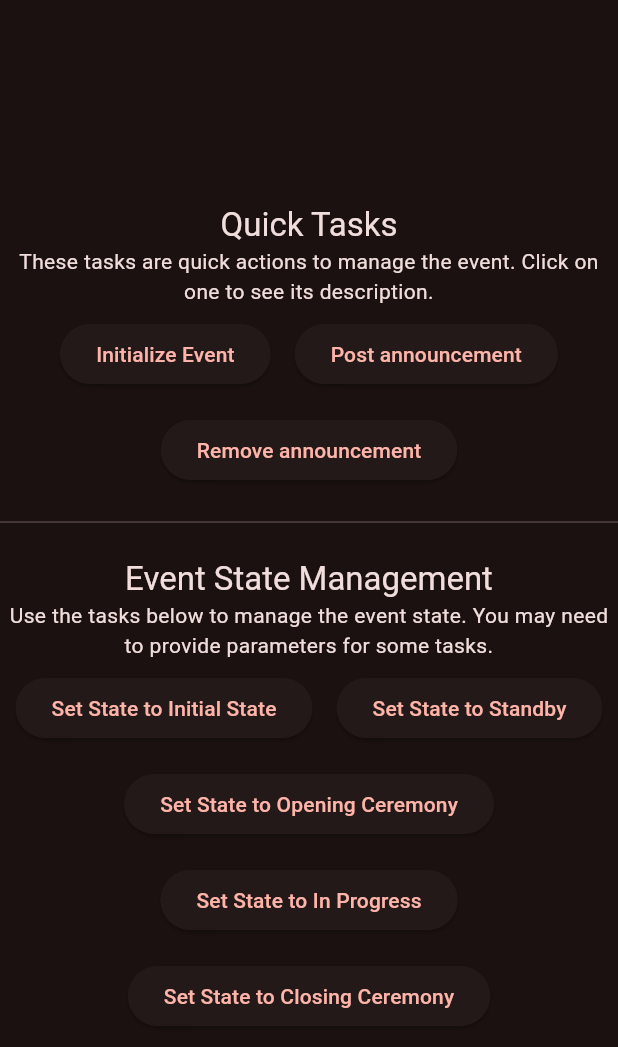
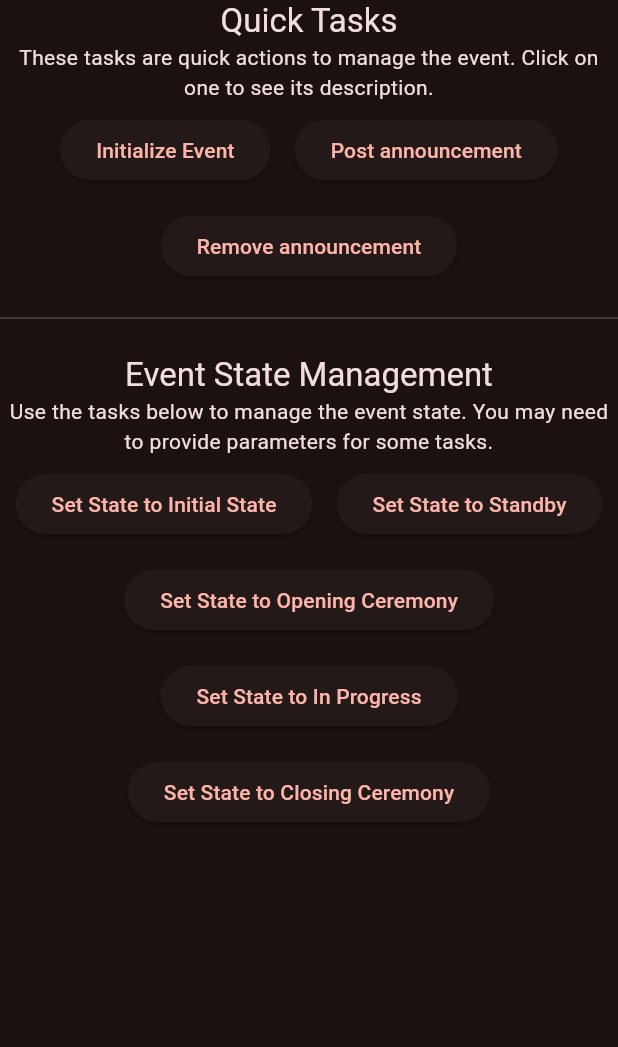
Before and after one commit to HackNCState/hackncsu-today, a Flutter app: the TasksPage widget shown alone on an empty page, opened directly, on a phone screen of 412 x 824 dp. Shown: the top 1047 px of the screen. Run offline on Flutter 3.47's test engine with Material 3 defaults, Android fonts, the light colour scheme and no system bars; our stand-ins replace after_layout, animated_background, cloud_firestore, cloud_functions, firebase_auth, firebase_core and 7 more; missing offline and left inert: dart:js_interop, pointer_interceptor; accounts and stored records are empty; generated files the repository leaves out were written again; statements that could not run were skipped.

Commit message:
Refactor TasksPage layout

```diff
--- a/lib/features/organizer/page_controller.dart
+++ b/lib/features/organizer/page_controller.dart
@@ -18,7 +18,6 @@ enum OrganizerPage {
 class OrganizerPageController extends _$OrganizerPageController {
   @override
   OrganizerPage build() {
-    // The default page when the view is first built.
     return OrganizerPage.dashboard;
   }
 
--- a/lib/screens/home/organizer/pages/tasks.dart
+++ b/lib/screens/home/organizer/pages/tasks.dart
@@ -36,8 +36,7 @@ class TasksPage extends ConsumerWidget {
   Widget build(BuildContext context, WidgetRef ref) {
     final taskService = ref.watch(taskServiceProvider);
 
-    return Center(
-      child: SingleChildScrollView(
+    return SingleChildScrollView(
       child: Column(
         mainAxisAlignment: MainAxisAlignment.center,
         children: [
@@ -63,7 +62,6 @@ class TasksPage extends ConsumerWidget {
           _taskWrapBuilder(context, taskService.eventStateManagementTasks),
         ],
       ),
-      ),
     );
   }
 }
```
Lines whose indentation alone changed are shown as unchanged.
